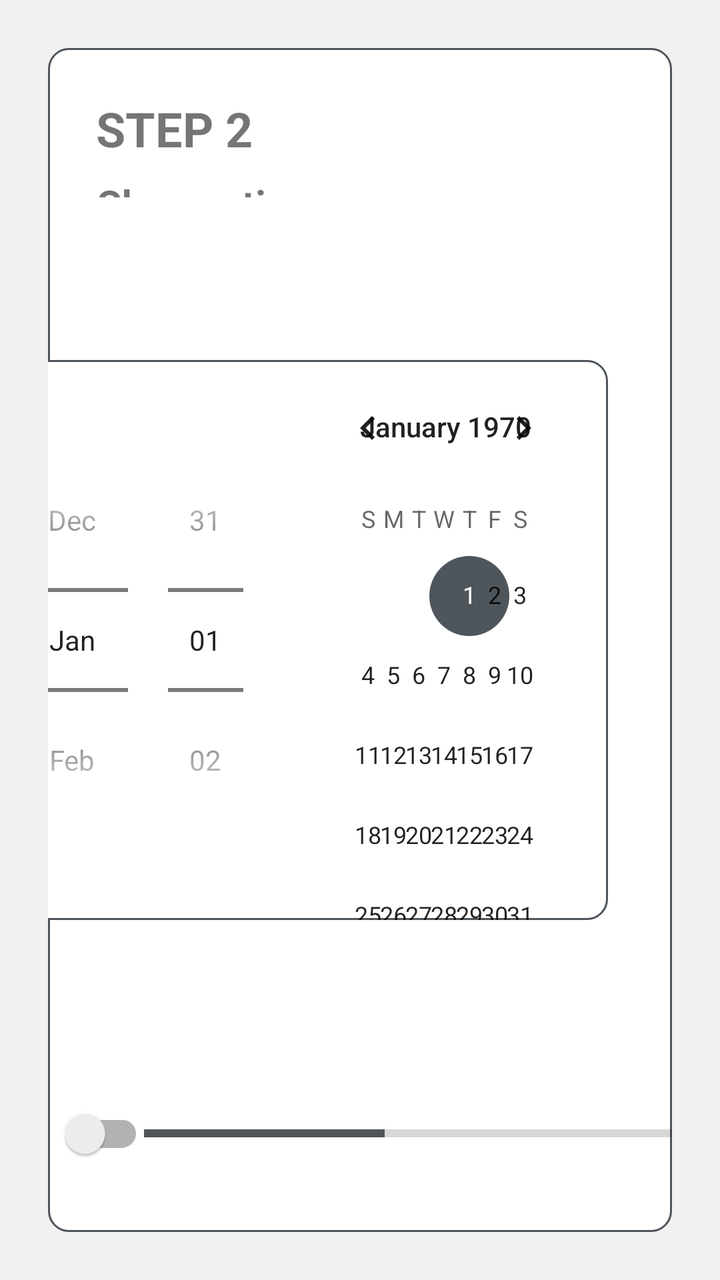
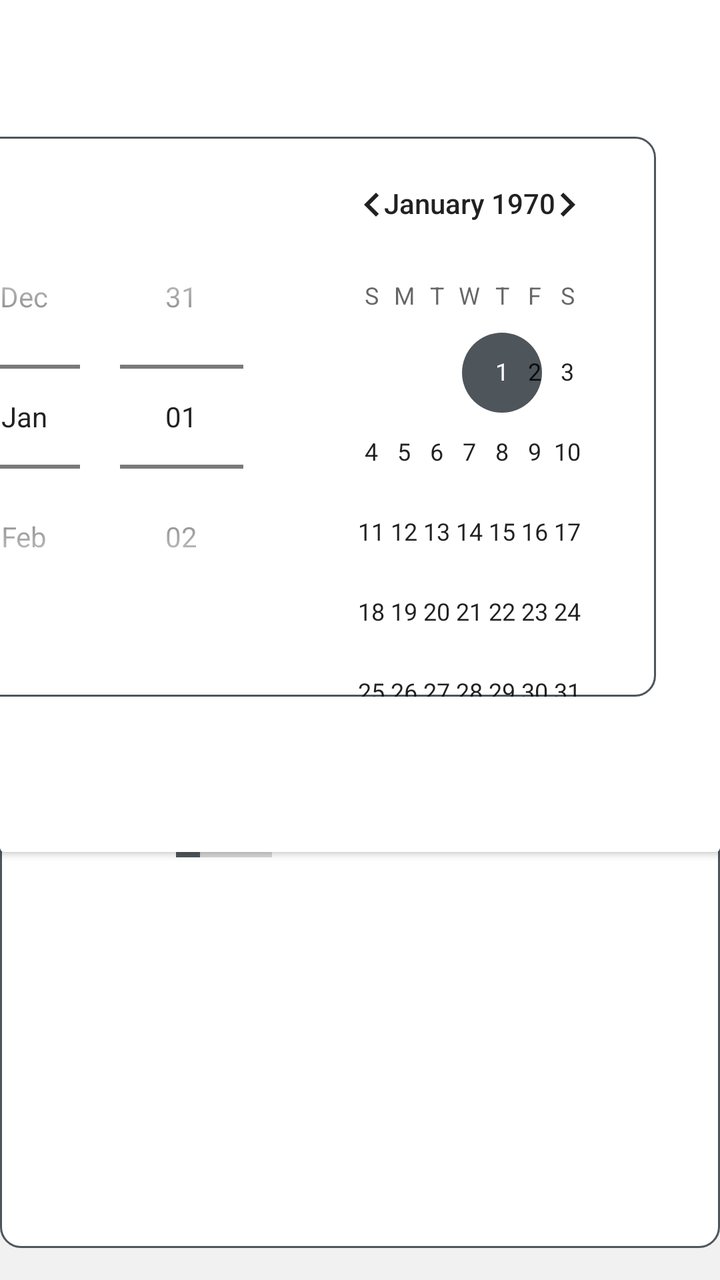

Compare the two renders of this Android layout. The source of the first and the diff that turns it into the second are given below.
<!-- AndroidManifest.xml: application theme AppTheme -->
<!-- res/layout/fragment_creator_time_select.xml -->
<?xml version="1.0" encoding="utf-8"?>
<layout xmlns:android="http://schemas.android.com/apk/res/android"
    xmlns:app="http://schemas.android.com/apk/res-auto"
    xmlns:tools="http://schemas.android.com/tools">

    <data>

        <variable
            name="viewModel"
            type="eu.agribot.agribotapp.ui.fragment.taskcreator.timeselect.CreatorTimeSelectViewModel" />
    </data>


    <androidx.constraintlayout.widget.ConstraintLayout
        android:layout_width="match_parent"
        android:layout_height="match_parent"
        android:background="@color/background_gray">

        <LinearLayout
            android:layout_width="match_parent"
            android:layout_height="match_parent"
         android:layout_margin="@dimen/margin_xlarge"
            android:background="@drawable/rounded_corner_layout"
            android:orientation="vertical">

            <LinearLayout
                android:layout_width="match_parent"
                android:layout_height="0dp"
                android:layout_weight="1"
                android:orientation="vertical">

                <TextView
                    android:layout_width="match_parent"
                    android:layout_height="wrap_content"
                    android:layout_marginHorizontal="@dimen/margin_xlarge"
                    android:layout_marginTop="@dimen/margin_xlarge"
                    android:layout_marginBottom="@dimen/margin_medium"
                    android:text="STEP 2"
                    android:textSize="@dimen/margin_xlarge"
                    android:textStyle="bold" />

                <TextView
                    android:layout_width="match_parent"
                    android:layout_height="wrap_content"
                    android:layout_marginHorizontal="@dimen/margin_xlarge"
                    android:layout_marginBottom="@dimen/margin_xlarge"
                    android:text="Choose time"
                    android:textSize="@dimen/text_size_xlarge"
                    android:textStyle="bold" />


            </LinearLayout>

            <LinearLayout
                android:layout_width="match_parent"
                android:layout_height="0dp"
                android:layout_weight="4"
                android:gravity="center"
                android:orientation="horizontal">


                <DatePicker
                    android:id="@+id/date_picker"
                    android:layout_width="wrap_content"
                    android:layout_height="wrap_content"
                    android:datePickerMode="spinner"
                    android:background="@drawable/rounded_corner_layout"
                    android:layout_margin="@dimen/margin_medium" />

                <TimePicker
                    android:id="@+id/time_picker"
                    android:layout_width="wrap_content"
                    android:layout_height="wrap_content"
                    android:background="@drawable/rounded_corner_layout"
                    android:layout_gravity="center"
                    android:layout_margin="@dimen/margin_xlarge"
                    android:timePickerMode="clock" />


            </LinearLayout>



            <LinearLayout
                android:layout_width="match_parent"
                android:layout_height="0dp"
                android:layout_weight="1"
                android:orientation="horizontal">

                <androidx.appcompat.widget.SwitchCompat
                    android:id="@+id/time_activator"
                    android:layout_width="wrap_content"
                    android:layout_height="wrap_content"
                    android:layout_gravity="center"/>


                <ProgressBar
                    style="@style/Widget.AppCompat.ProgressBar.Horizontal"
                    android:layout_width="481dp"
                    android:layout_height="match_parent"
                    android:progress="25" />

                <LinearLayout
                    android:layout_width="wrap_content"
                    android:layout_height="match_parent"
                    android:gravity="center"
                    android:orientation="horizontal">


                    <com.google.android.material.button.MaterialButton
                        android:layout_width="wrap_content"
                        android:layout_height="wrap_content"
                        android:layout_margin="@dimen/margin_medium"
                        android:gravity="center" />

                    <com.google.android.material.button.MaterialButton
                        android:layout_width="wrap_content"
                        android:layout_height="wrap_content"
                        android:layout_gravity="center"
                        android:layout_margin="@dimen/margin_medium"
                        android:onClick="@{()-> viewModel.onNextButtonClicked()}"
                        android:text="Dalej" />


                </LinearLayout>

            </LinearLayout>


        </LinearLayout>

    </androidx.constraintlayout.widget.ConstraintLayout>

</layout>
<!-- resources referenced by this layout -->
<resources>
  <color name="background_gray">#f1f1f1</color>
  <dimen name="margin_medium">8dp</dimen>
  <dimen name="margin_xlarge">24dp</dimen>
  <dimen name="text_size_xlarge">20sp</dimen>
  <!-- drawable rounded_corner_layout (drawable-mdpi) -->
  <?xml version="1.0" encoding="utf-8"?>
  <shape xmlns:android="http://schemas.android.com/apk/res/android">
  
      <solid android:color="@android:color/white"/>
      <corners android:radius="10dp"/>
      <stroke
          android:width="1dp"
          android:color="@color/gray" />
  
  </shape>
  <style name="AppTheme" parent="Theme.MaterialComponents.Light.DarkActionBar">
          
          <item name="colorPrimary">@color/colorPrimary</item>
          <item name="colorPrimaryDark">@color/colorPrimaryDark</item>
          <item name="colorAccent">@color/colorAccent</item>
      </style>
  <color name="gray">#4E555B</color>
  <color name="colorPrimary">@color/base_green</color>
  <color name="colorPrimaryDark">@color/base_green_darker</color>
  <color name="colorAccent">@color/gray</color>
  <color name="base_green">#719430</color>
  <color name="base_green_darker">#426600</color>
</resources>

<!-- the commit's change to res/layout/fragment_creator_time_select.xml (unified diff, before → after) -->
@@ -16,115 +16,139 @@
         android:layout_height="match_parent"
         android:background="@color/background_gray">
 
-        <LinearLayout
-            android:layout_width="match_parent"
-            android:layout_height="match_parent"
-         android:layout_margin="@dimen/margin_xlarge"
-            android:background="@drawable/rounded_corner_layout"
-            android:orientation="vertical">
+
+        <androidx.cardview.widget.CardView
+            android:id="@+id/cardView"
+            android:layout_width="0dp"
+            android:layout_height="wrap_content"
+            android:layout_marginTop="1dp"
+            android:orientation="vertical"
+            app:layout_constraintEnd_toEndOf="parent"
+            app:layout_constraintStart_toStartOf="parent"
+            app:layout_constraintTop_toTopOf="parent">
+
+            <TextView
+                android:layout_width="match_parent"
+                android:layout_height="wrap_content"
+                android:layout_marginHorizontal="@dimen/margin_xlarge"
+                android:layout_marginTop="@dimen/margin_xlarge"
+                android:layout_marginBottom="@dimen/margin_medium"
+                android:text="STEP 2"
+                android:textSize="@dimen/margin_xlarge"
+                android:textStyle="bold" />
+
+            <TextView
+                android:layout_width="match_parent"
+                android:layout_height="wrap_content"
+                android:layout_marginHorizontal="@dimen/margin_xlarge"
+                android:layout_marginBottom="@dimen/margin_xlarge"
+                android:text="Choose time"
+                android:textSize="@dimen/text_size_xlarge"
+                android:textStyle="bold" />
+
+
+        </androidx.cardview.widget.CardView>
+
+        <androidx.cardview.widget.CardView
+            android:id="@+id/cardView2"
+            android:layout_width="0dp"
+            android:layout_height="wrap_content"
+            android:layout_marginBottom="214dp"
+            android:gravity="center"
+            app:layout_constraintBottom_toBottomOf="parent"
+            app:layout_constraintEnd_toEndOf="parent"
+            app:layout_constraintStart_toStartOf="parent">
 
             <LinearLayout
                 android:layout_width="match_parent"
-                android:layout_height="0dp"
-                android:layout_weight="1"
-                android:orientation="vertical">
-
-                <TextView
-                    android:layout_width="match_parent"
-                    android:layout_height="wrap_content"
-                    android:layout_marginHorizontal="@dimen/margin_xlarge"
-                    android:layout_marginTop="@dimen/margin_xlarge"
-                    android:layout_marginBottom="@dimen/margin_medium"
-                    android:text="STEP 2"
-                    android:textSize="@dimen/margin_xlarge"
-                    android:textStyle="bold" />
-
-                <TextView
-                    android:layout_width="match_parent"
-                    android:layout_height="wrap_content"
-                    android:layout_marginHorizontal="@dimen/margin_xlarge"
-                    android:layout_marginBottom="@dimen/margin_xlarge"
-                    android:text="Choose time"
-                    android:textSize="@dimen/text_size_xlarge"
-                    android:textStyle="bold" />
-
-
-            </LinearLayout>
-
-            <LinearLayout
-                android:layout_width="match_parent"
-                android:layout_height="0dp"
-                android:layout_weight="4"
+                android:layout_height="wrap_content"
                 android:gravity="center"
                 android:orientation="horizontal">
-
 
                 <DatePicker
                     android:id="@+id/date_picker"
                     android:layout_width="wrap_content"
                     android:layout_height="wrap_content"
-                    android:datePickerMode="spinner"
+                    android:layout_gravity="center"
+                    android:layout_margin="@dimen/margin_medium"
                     android:background="@drawable/rounded_corner_layout"
-                    android:layout_margin="@dimen/margin_medium" />
+                    android:datePickerMode="spinner" />
 
                 <TimePicker
                     android:id="@+id/time_picker"
                     android:layout_width="wrap_content"
                     android:layout_height="wrap_content"
-                    android:background="@drawable/rounded_corner_layout"
                     android:layout_gravity="center"
                     android:layout_margin="@dimen/margin_xlarge"
-                    android:timePickerMode="clock" />
+                    android:background="@drawable/rounded_corner_layout"
+                    android:timePickerMode="clock"
+                    tools:layout_editor_absoluteX="680dp"
+                    tools:layout_editor_absoluteY="0dp" />
 
 
             </LinearLayout>
+        </androidx.cardview.widget.CardView>
 
 
+        <LinearLayout
+            android:layout_width="0dp"
+            android:layout_height="wrap_content"
+            android:layout_marginBottom="16dp"
+            android:background="@drawable/rounded_corner_layout"
+            android:gravity="end"
+            android:orientation="horizontal"
+            app:layout_constraintBottom_toBottomOf="parent"
+            app:layout_constraintEnd_toEndOf="parent"
+            app:layout_constraintStart_toStartOf="parent">
 
-            <LinearLayout
-                android:layout_width="match_parent"
-                android:layout_height="0dp"
-                android:layout_weight="1"
-                android:orientation="horizontal">
+            <TextView
+                android:layout_width="wrap_content"
+                android:layout_height="wrap_content"
+                android:layout_gravity="center"
+                android:layout_marginHorizontal="@dimen/margin_xxlarge"
+                android:text="@string/configuration_progress" />
 
-                <androidx.appcompat.widget.SwitchCompat
-                    android:id="@+id/time_activator"
-                    android:layout_width="wrap_content"
-                    android:layout_height="wrap_content"
-                    android:layout_gravity="center"/>
+            <ProgressBar
+                style="@style/Widget.AppCompat.ProgressBar.Horizontal"
+                android:layout_width="wrap_content"
+                android:layout_height="wrap_content"
+                android:padding="@dimen/margin_xxlarge"
+                android:layout_gravity="center"
+                android:layout_marginHorizontal="@dimen/margin_xxlarge"
+                android:progress="25" />
 
 
-                <ProgressBar
-                    style="@style/Widget.AppCompat.ProgressBar.Horizontal"
-                    android:layout_width="481dp"
-                    android:layout_height="match_parent"
-                    android:progress="25" />
-
-                <LinearLayout
-                    android:layout_width="wrap_content"
-                    android:layout_height="match_parent"
-                    android:gravity="center"
-                    android:orientation="horizontal">
+            <TextView
+                android:layout_width="wrap_content"
+                android:layout_height="wrap_content"
+                android:layout_gravity="center"
+                android:layout_marginHorizontal="@dimen/margin_xxlarge"
+                android:text="@string/set_time_question" />
 
 
-                    <com.google.android.material.button.MaterialButton
-                        android:layout_width="wrap_content"
-                        android:layout_height="wrap_content"
-                        android:layout_margin="@dimen/margin_medium"
-                        android:gravity="center" />
-
-                    <com.google.android.material.button.MaterialButton
-                        android:layout_width="wrap_content"
-                        android:layout_height="wrap_content"
-                        android:layout_gravity="center"
-                        android:layout_margin="@dimen/margin_medium"
-                        android:onClick="@{()-> viewModel.onNextButtonClicked()}"
-                        android:text="Dalej" />
+            <androidx.appcompat.widget.SwitchCompat
+                android:id="@+id/time_activator"
+                android:layout_width="wrap_content"
+                android:layout_height="wrap_content"
+                android:layout_gravity="center"
+                android:layout_marginHorizontal="@dimen/margin_xxlarge" />
 
 
-                </LinearLayout>
+            <com.google.android.material.button.MaterialButton
+                android:layout_width="wrap_content"
+                android:layout_height="wrap_content"
+                android:layout_margin="@dimen/margin_medium"
+                android:layout_gravity="center"
+                android:onClick="@{()-> viewModel.onPreviousButtonClicked()}"
+                android:text="@string/back_button" />
 
-            </LinearLayout>
+            <com.google.android.material.button.MaterialButton
+                android:layout_width="wrap_content"
+                android:layout_height="wrap_content"
+                android:layout_gravity="center"
+                android:layout_margin="@dimen/margin_medium"
+                android:onClick="@{()-> viewModel.onNextButtonClicked()}"
+                android:text="@string/next_button" />
 
 
         </LinearLayout>
<!-- resource entries referenced after the edit -->
@@ -3,6 +3,7 @@
   <color name="background_gray">#f1f1f1</color>
   <dimen name="margin_medium">8dp</dimen>
   <dimen name="margin_xlarge">24dp</dimen>
+  <dimen name="margin_xxlarge">32dp</dimen>
   <dimen name="text_size_xlarge">20sp</dimen>
   <!-- drawable rounded_corner_layout (drawable-mdpi) -->
   <?xml version="1.0" encoding="utf-8"?>
@@ -15,6 +16,10 @@
           android:color="@color/gray" />
   
   </shape>
+  <string name="back_button">Powrót</string>
+  <string name="configuration_progress">Postęp konfiguracji</string>
+  <string name="next_button">Dalej</string>
+  <string name="set_time_question">Czy chcesz ustawic czas?</string>
   <style name="AppTheme" parent="Theme.MaterialComponents.Light.DarkActionBar">
           
           <item name="colorPrimary">@color/colorPrimary</item>
